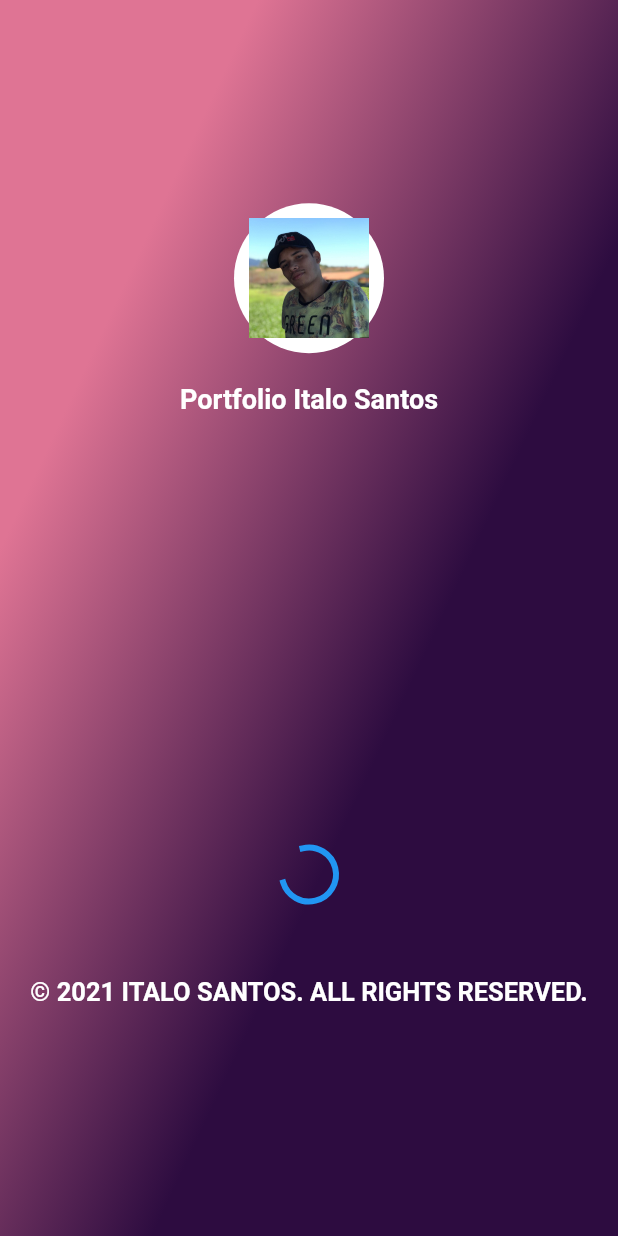
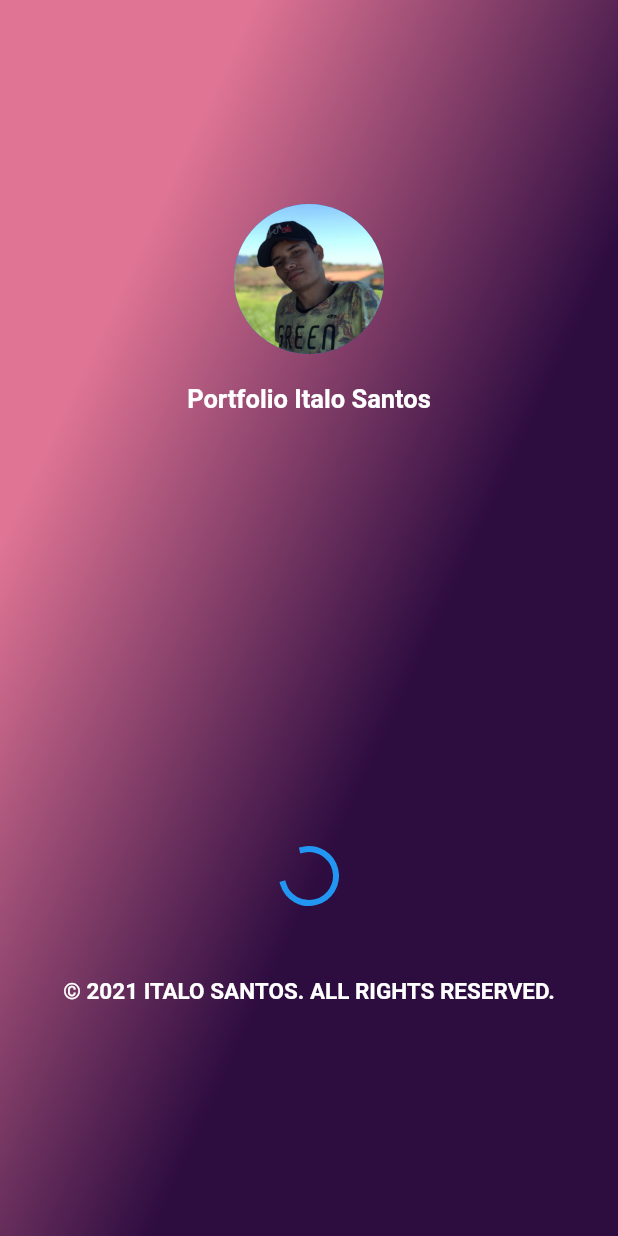
Before and after one commit to italo-santos-dev/profile-demo-flutter, a Flutter app: the SplashPage screen opened directly, on a phone screen of 412 x 824 dp. Run offline on Flutter 3.47's test engine with Material 2 defaults, Android fonts, the phone set to English and light mode, and no system bars; our stand-ins replace share.

Commit message:
profile-demo-updated-cicleavatar-splash

```diff
--- a/lib/splash/splash_page.dart
+++ b/lib/splash/splash_page.dart
@@ -33,11 +33,8 @@ class SplashPage extends StatelessWidget {
                     mainAxisAlignment: MainAxisAlignment.center,
                     children: <Widget>[
                       CircleAvatar(
-                        backgroundColor: AppColors.white,
+                        backgroundImage: AssetImage(AppImages.profilei),
                         radius: 50.0,
-                        child: Center(
-                          child: Image.asset(AppImages.profilei, width: 80.0),
-                        ),
                       ),
                       Padding(
                         padding: EdgeInsets.only(top: 20.0),
@@ -46,7 +43,7 @@ class SplashPage extends StatelessWidget {
                         Strings.portfolio,
                         style: TextStyle(
                           color: AppColors.white,
-                          fontSize: 18.0,
+                          fontSize: 17.0,
                           fontWeight: FontWeight.bold,
                         ),
                       ),
@@ -66,9 +63,10 @@ class SplashPage extends StatelessWidget {
                     Text(
                       Strings.rights_reserved,
                       style: TextStyle(
-                          color: AppColors.white,
-                          fontSize: 17.0,
-                          fontWeight: FontWeight.bold,),
+                        color: AppColors.white,
+                        fontSize: 15.0,
+                        fontWeight: FontWeight.bold,
+                      ),
                     )
                   ],
                 ),
```
